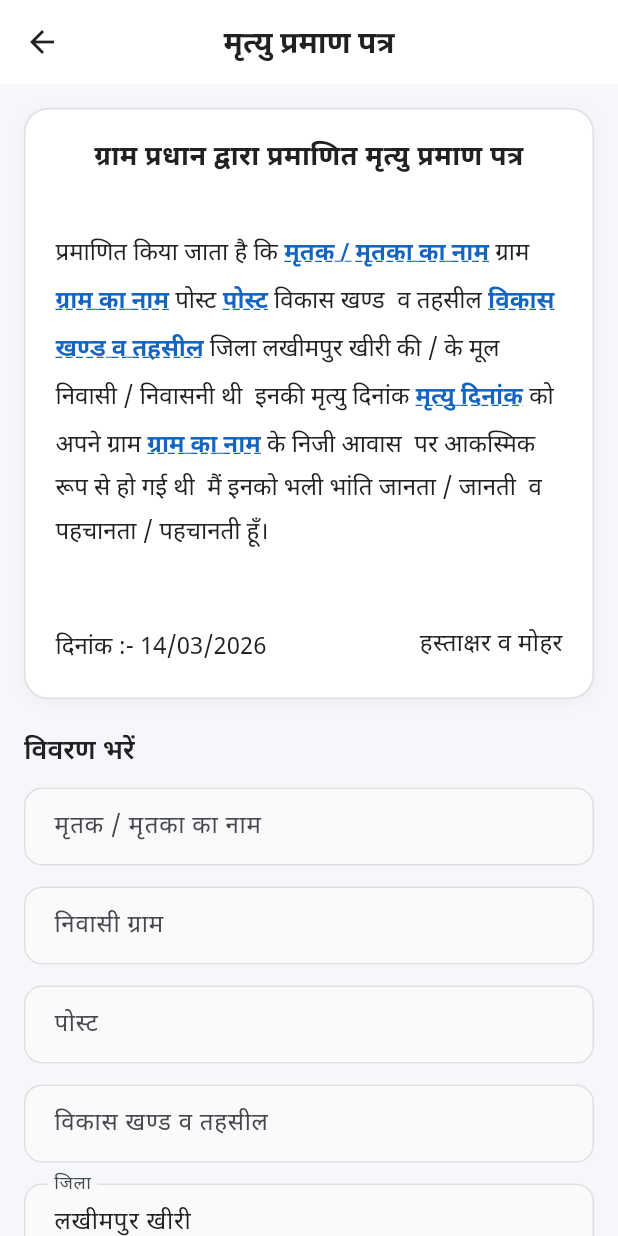
After one commit to Samoon-Digital/pdftyping, a Flutter app: the DeathGrameenEditorScreen screen opened directly, on a phone screen of 412 x 824 dp. The commit adds this screen. Run offline on Flutter 3.47's test engine with Material 3 defaults, Android fonts, the phone set to English and light mode, and no system bars; our stand-ins replace google_mobile_ads, pdf, printing, shared_preferences; missing offline and left inert: syncfusion_flutter_pdfviewer; accounts and stored records are empty.

Commit message:
death grameen added

```diff
--- /dev/null
+++ b/lib/screens/death_grameen_editor_screen.dart
@@ -0,0 +1,508 @@
+import 'dart:io';
+import 'dart:ui' as ui;
+import 'package:flutter/material.dart';
+import 'package:flutter/rendering.dart';
+import 'package:path_provider/path_provider.dart';
+import 'package:pdf/pdf.dart';
+import 'package:pdf/widgets.dart' as pw;
+import '../widgets/suggestible_input_field.dart';
+import '../widgets/pdf_generation_widgets.dart';
+
+class DeathGrameenEditorScreen extends StatefulWidget {
+  final VoidCallback? onPdfSaved;
+  const DeathGrameenEditorScreen({super.key, this.onPdfSaved});
+
+  @override
+  State<DeathGrameenEditorScreen> createState() =>
+      _DeathGrameenEditorScreenState();
+}
+
+class _DeathGrameenEditorScreenState extends State<DeathGrameenEditorScreen> {
+  final _deceasedNameCtrl = TextEditingController();
+  final _gramCtrl = TextEditingController();
+  final _postCtrl = TextEditingController();
+  final _vikasKhandCtrl = TextEditingController();
+  final _jilaCtrl = TextEditingController(text: 'लखीमपुर खीरी');
+  final _deathDateCtrl = TextEditingController();
+  final _deathGramCtrl = TextEditingController();
+  final _dateCtrl = TextEditingController();
+
+  final _formKey = GlobalKey<FormState>();
+  bool _deathGramManuallyEdited = false;
+
+  @override
+  void initState() {
+    super.initState();
+    // Auto-fill मृत्यु का ग्राम from ग्राम, unless user edits it manually
+    _gramCtrl.addListener(() {
+      if (!_deathGramManuallyEdited) {
+        final val = _gramCtrl.text;
+        if (_deathGramCtrl.text != val) {
+          _deathGramCtrl.text = val;
+          setState(() {});
+        }
+      }
+    });
+    // Auto-fill today's date
+    final now = DateTime.now();
+    _dateCtrl.text =
+        '${now.day.toString().padLeft(2, '0')}/${now.month.toString().padLeft(2, '0')}/${now.year}';
+  }
+
+  Future<void> _pickDeathDate() async {
+    final now = DateTime.now();
+    final picked = await showDatePicker(
+      context: context,
+      initialDate: now,
+      firstDate: DateTime(2000),
+      lastDate: DateTime(2100),
+      locale: const Locale('hi', 'IN'),
+    );
+    if (picked != null && mounted) {
+      _deathDateCtrl.text =
+          '${picked.day.toString().padLeft(2, '0')}/${picked.month.toString().padLeft(2, '0')}/${picked.year}';
+      setState(() {});
+    }
+  }
+
+  Future<void> _pickDate() async {
+    final now = DateTime.now();
+    final picked = await showDatePicker(
+      context: context,
+      initialDate: now,
+      firstDate: DateTime(2000),
+      lastDate: DateTime(2100),
+      locale: const Locale('hi', 'IN'),
+    );
+    if (picked != null && mounted) {
+      _dateCtrl.text =
+          '${picked.day.toString().padLeft(2, '0')}/${picked.month.toString().padLeft(2, '0')}/${picked.year}';
+      setState(() {});
+    }
+  }
+
+  // ── Build body text segments ──
+  List<_TextSegment> _buildDocumentSegments() {
+    final deceased = _deceasedNameCtrl.text.trim();
+    final gram = _gramCtrl.text.trim();
+    final post = _postCtrl.text.trim();
+    final vikasKhand = _vikasKhandCtrl.text.trim();
+    final jila = _jilaCtrl.text.trim();
+    final deathDate = _deathDateCtrl.text.trim();
+    final deathGram = _deathGramCtrl.text.trim();
+
+    return [
+      const _TextSegment('प्रमाणित किया जाता है कि ', false),
+      _TextSegment(
+        deceased.isEmpty ? 'मृतक / मृतका का नाम' : deceased,
+        deceased.isEmpty,
+      ),
+      const _TextSegment(' ग्राम ', false),
+      _TextSegment(gram.isEmpty ? 'ग्राम का नाम' : gram, gram.isEmpty),
+      const _TextSegment(' पोस्ट ', false),
+      _TextSegment(post.isEmpty ? 'पोस्ट' : post, post.isEmpty),
+      const _TextSegment(' विकास खण्ड  व तहसील ', false),
+      _TextSegment(
+        vikasKhand.isEmpty ? 'विकास खण्ड व तहसील' : vikasKhand,
+        vikasKhand.isEmpty,
+      ),
+      const _TextSegment(' जिला ', false),
+      _TextSegment(jila.isEmpty ? 'जिला' : jila, false),
+      const _TextSegment(
+        ' की / के मूल निवासी / निवासनी थी  इनकी मृत्यु दिनांक ',
+        false,
+      ),
+      _TextSegment(
+        deathDate.isEmpty ? 'मृत्यु दिनांक' : deathDate,
+        deathDate.isEmpty,
+      ),
+      const _TextSegment(' को  अपने ग्राम ', false),
+      _TextSegment(
+        deathGram.isEmpty ? 'ग्राम का नाम' : deathGram,
+        deathGram.isEmpty,
+      ),
+      const _TextSegment(
+        ' के निजी आवास  पर आकस्मिक रूप से हो गई थी  मैं इनको भली भांति जानता / जानती  व पहचानता / पहचानती हूँ।',
+        false,
+      ),
+    ];
+  }
+
+  // ── Trigger PDF generation ──
+  Future<void> _generatePdf() async {
+    if (!_formKey.currentState!.validate()) return;
+
+    showDialog(
+      context: context,
+      barrierDismissible: false,
+      barrierColor: Colors.black45,
+      builder: (_) => const PdfGeneratingDialog(),
+    );
+
+    try {
+      await _doGeneratePdf();
+    } catch (_) {
+      if (mounted) Navigator.of(context).pop();
+    }
+  }
+
+  Future<void> _doGeneratePdf() async {
+    final pdfCaptureKey = GlobalKey();
+
+    final overlayEntry = OverlayEntry(
+      builder: (_) => Positioned(
+        left: -2000,
+        top: 0,
+        child: Material(
+          color: Colors.white,
+          child: RepaintBoundary(
+            key: pdfCaptureKey,
+            child: Container(
+              width: 560,
+              color: Colors.white,
+              padding: const EdgeInsets.fromLTRB(45, 50, 45, 50),
+              child: _buildDocumentPreview(fontSize: 11.3),
+            ),
+          ),
+        ),
+      ),
+    );
+
+    Overlay.of(context).insert(overlayEntry);
+    await WidgetsBinding.instance.endOfFrame;
+
+    final boundary =
+        pdfCaptureKey.currentContext!.findRenderObject()
+            as RenderRepaintBoundary;
+    final ui.Image image = await boundary.toImage(pixelRatio: 4.0);
+
+    const cropPx = 8;
+    final cropRecorder = ui.PictureRecorder();
+    final cropCanvas = ui.Canvas(cropRecorder);
+    cropCanvas.drawImageRect(
+      image,
+      ui.Rect.fromLTWH(
+        0,
+        0,
+        image.width.toDouble(),
+        (image.height - cropPx).toDouble(),
+      ),
+      ui.Rect.fromLTWH(
+        0,
+        0,
+        image.width.toDouble(),
+        (image.height - cropPx).toDouble(),
+      ),
+      ui.Paint(),
+    );
+    final croppedImage = await cropRecorder.endRecording().toImage(
+      image.width,
+      image.height - cropPx,
+    );
+    final byteData = await croppedImage.toByteData(
+      format: ui.ImageByteFormat.png,
+    );
+    final pngBytes = byteData!.buffer.asUint8List();
+
+    overlayEntry.remove();
+
+    final pdf = pw.Document();
+    final pdfImage = pw.MemoryImage(pngBytes);
+    final a4Width = PdfPageFormat.a4.width;
+    final renderHeight = a4Width * croppedImage.height / croppedImage.width;
+
+    pdf.addPage(
+      pw.Page(
+        pageFormat: PdfPageFormat.a4,
+        margin: pw.EdgeInsets.zero,
+        build: (pw.Context ctx) => pw.Column(
+          crossAxisAlignment: pw.CrossAxisAlignment.stretch,
+          children: [
+            pw.SizedBox(
+              width: a4Width,
+              height: renderHeight,
+              child: pw.Image(pdfImage, fit: pw.BoxFit.fitWidth),
+            ),
+          ],
+        ),
+      ),
+    );
+
+    if (!mounted) return;
+
+    final docsDir = await getApplicationDocumentsDirectory();
+    final deceased = _deceasedNameCtrl.text.trim();
+    final now = DateTime.now();
+    final stamp =
+        '${now.year}${now.month.toString().padLeft(2, '0')}${now.day.toString().padLeft(2, '0')}_'
+        '${now.hour.toString().padLeft(2, '0')}${now.minute.toString().padLeft(2, '0')}${now.second.toString().padLeft(2, '0')}';
+    final safeDeceased = deceased
+        .replaceAll(RegExp(r'[^\w\u0900-\u097F ]'), '')
+        .trim();
+    final fileName =
+        'मृत्यु_प्रमाण_${safeDeceased.isNotEmpty ? safeDeceased : 'प्रमाण'}_$stamp.pdf';
+    final pdfBytes = await pdf.save();
+    final file = File('${docsDir.path}/$fileName');
+    await file.writeAsBytes(pdfBytes);
+
+    if (!mounted) return;
+
+    Navigator.of(context).pop(); // dismiss loading dialog
+
+    if (!mounted) return;
+
+    showModalBottomSheet(
+      context: context,
+      isDismissible: false,
+      enableDrag: false,
+      backgroundColor: Colors.white,
+      shape: const RoundedRectangleBorder(
+        borderRadius: BorderRadius.vertical(top: Radius.circular(28)),
+      ),
+      builder: (_) => PdfSuccessSheet(
+        fileName: fileName,
+        onViewSaved: () {
+          final nav = Navigator.of(context);
+          nav.pop();
+          nav.pop();
+          widget.onPdfSaved?.call();
+        },
+        onMakeAnother: () {
+          Navigator.of(context).pop();
+        },
+      ),
+    );
+  }
+
+  @override
+  void dispose() {
+    _deceasedNameCtrl.dispose();
+    _gramCtrl.dispose();
+    _postCtrl.dispose();
+    _vikasKhandCtrl.dispose();
+    _jilaCtrl.dispose();
+    _deathDateCtrl.dispose();
+    _deathGramCtrl.dispose();
+    _dateCtrl.dispose();
+    super.dispose();
+  }
+
+  @override
+  Widget build(BuildContext context) {
+    return Scaffold(
+      appBar: AppBar(title: const Text('मृत्यु प्रमाण पत्र')),
+      body: SingleChildScrollView(
+        padding: const EdgeInsets.all(16),
+        child: Form(
+          key: _formKey,
+          child: Column(
+            crossAxisAlignment: CrossAxisAlignment.stretch,
+            children: [
+              // ── Document Preview ──
+              Container(
+                decoration: BoxDecoration(
+                  borderRadius: BorderRadius.circular(16),
+                  border: Border.all(color: const Color(0xFFE0E0E0)),
+                  boxShadow: [
+                    BoxShadow(
+                      color: Colors.black.withValues(alpha: 0.04),
+                      blurRadius: 8,
+                      offset: const Offset(0, 2),
+                    ),
+                  ],
+                ),
+                child: ClipRRect(
+                  borderRadius: BorderRadius.circular(16),
+                  child: Container(
+                    width: double.infinity,
+                    color: Colors.white,
+                    padding: const EdgeInsets.all(20),
+                    child: _buildDocumentPreview(),
+                  ),
+                ),
+              ),
+
+              const SizedBox(height: 24),
+
+              // ── Input Fields ──
+              Text(
+                'विवरण भरें',
+                style: Theme.of(context).textTheme.titleLarge?.copyWith(
+                  fontFamily: 'NotoSansDevanagari',
+                ),
+              ),
+              const SizedBox(height: 12),
+
+              SuggestibleInputField(
+                controller: _deceasedNameCtrl,
+                fieldKey: 'death_deceased_name',
+                label: 'मृतक / मृतका का नाम',
+                hint: 'जैसे : राम प्रसाद',
+                onChanged: (_) => setState(() {}),
+              ),
+              SuggestibleInputField(
+                controller: _gramCtrl,
+                fieldKey: 'death_gram',
+                label: 'निवासी ग्राम',
+                hint: 'जैसे : नगला',
+                onChanged: (_) => setState(() {}),
+              ),
+              SuggestibleInputField(
+                controller: _postCtrl,
+                fieldKey: 'death_post',
+                label: 'पोस्ट',
+                hint: 'जैसे : मोहम्मदी',
+                onChanged: (_) => setState(() {}),
+              ),
+              SuggestibleInputField(
+                controller: _vikasKhandCtrl,
+                fieldKey: 'death_vikas_khand',
+                label: 'विकास खण्ड व तहसील',
+                hint: 'जैसे : मोहम्मदी',
+                onChanged: (_) => setState(() {}),
+              ),
+              SuggestibleInputField(
+                controller: _jilaCtrl,
+                fieldKey: 'death_jila',
+                label: 'जिला',
+                hint: 'जैसे : लखीमपुर खीरी',
+                onChanged: (_) => setState(() {}),
+              ),
+              SuggestibleInputField(
+                controller: _deathDateCtrl,
+                fieldKey: 'death_death_date',
+                label: 'मृत्यु दिनांक',
+                hint: 'जैसे : 10/03/2026',
+                readOnly: true,
+                onTap: _pickDeathDate,
+                suffixIcon: const Icon(Icons.calendar_today_rounded, size: 20),
+              ),
+              SuggestibleInputField(
+                controller: _deathGramCtrl,
+                fieldKey: 'death_death_gram',
+                label: 'मृत्यु का ग्राम',
+                hint: 'जैसे : नगला (स्वतः भर जाता है)',
+                onChanged: (_) {
+                  _deathGramManuallyEdited = true;
+                  setState(() {});
+                },
+              ),
+              SuggestibleInputField(
+                controller: _dateCtrl,
+                fieldKey: 'death_cert_date',
+                label: 'प्रमाण पत्र दिनांक',
+                hint: 'जैसे : 14/03/2026',
+                readOnly: true,
+                onTap: _pickDate,
+                suffixIcon: const Icon(Icons.calendar_today_rounded, size: 20),
+              ),
+
+              const SizedBox(height: 20),
+
+              // ── Generate PDF Button ──
+              SizedBox(
+                height: 52,
+                child: ElevatedButton.icon(
+                  onPressed: _generatePdf,
+                  icon: const Icon(Icons.picture_as_pdf_rounded),
+                  label: const Text('पीडीएफ बनाएं'),
+                ),
+              ),
+
+              const SizedBox(height: 24),
+            ],
+          ),
+        ),
+      ),
+    );
+  }
+
+  // ── Live preview + off-screen PDF render ──
+  Widget _buildDocumentPreview({double? fontSize}) {
+    final segments = _buildDocumentSegments();
+    final resolvedFontSize =
+        fontSize ?? Theme.of(context).textTheme.bodyLarge?.fontSize ?? 16.0;
+    final date = _dateCtrl.text.trim();
+    final isPdf = fontSize != null;
+
+    final baseStyle = TextStyle(
+      fontFamily: 'NotoSansDevanagari',
+      fontSize: resolvedFontSize,
+      color: const Color(0xFF212121),
+      height: 1.8,
+    );
+
+    final headingStyle = baseStyle.copyWith(
+      fontSize: resolvedFontSize + 2.0,
+      fontWeight: FontWeight.bold,
+      height: 1.4,
+    );
+
+    const TextStyle phStyle = TextStyle(
+      color: Color(0xFF1565C0),
+      fontWeight: FontWeight.w600,
+      decoration: TextDecoration.underline,
+      decorationColor: Color(0xFF1565C0),
+      decorationStyle: TextDecorationStyle.dashed,
+    );
+
+    return Column(
+      crossAxisAlignment: CrossAxisAlignment.start,
+      children: [
+        // ── Heading — centered, bold, 2pt larger ──
+        Align(
+          alignment: Alignment.center,
+          child: Text(
+            'ग्राम प्रधान द्वारा प्रमाणित मृत्यु प्रमाण पत्र',
+            style: headingStyle,
+            textAlign: TextAlign.center,
+          ),
+        ),
+
+        SizedBox(height: resolvedFontSize * 2.0),
+
+        // ── Body paragraph ──
+        RichText(
+          text: TextSpan(
+            style: baseStyle,
+            children: segments.map((seg) {
+              if (seg.isPlaceholder) {
+                return TextSpan(text: seg.text, style: phStyle);
+              }
+              return TextSpan(text: seg.text);
+            }).toList(),
+          ),
+        ),
+
+        SizedBox(height: resolvedFontSize * 3.0),
+
+        // ── Footer: दिनांक left, हस्ताक्षर व मोहर right ──
+        Row(
+          mainAxisAlignment: MainAxisAlignment.spaceBetween,
+          children: [
+            RichText(
+              text: TextSpan(
+                style: baseStyle,
+                children: [
+                  const TextSpan(text: 'दिनांक :- '),
+                  TextSpan(
+                    text: date.isEmpty ? '……………' : date,
+                    style: date.isEmpty ? phStyle : null,
+                  ),
+                ],
+              ),
+            ),
+            Text('हस्ताक्षर व मोहर', style: baseStyle),
+          ],
+        ),
+      ],
+    );
+  }
+}
+
+// ── Text segment: normal or placeholder ──
+class _TextSegment {
+  final String text;
+  final bool isPlaceholder;
+  const _TextSegment(this.text, this.isPlaceholder);
+}
--- a/lib/screens/home_page.dart
+++ b/lib/screens/home_page.dart
@@ -3,6 +3,7 @@ import '../l10n/app_localizations.dart';
 import '../services/ad_service.dart';
 import '../widgets/unlock_sheet.dart';
 import 'application_editor_screen.dart';
+import 'death_grameen_editor_screen.dart';
 import 'mobile_update_editor_screen.dart';
 import 'profile_screen.dart';
 
@@ -30,6 +31,13 @@ class _HomePageState extends State<HomePage> {
       subtitle: 'बचत खाते में मोबाइल नंबर परिवर्तन हेतु आवेदन',
       icon: Icons.phone_android_rounded,
       color: Color(0xFF00897B),
+    ),
+    _TemplateItem(
+      id: 'death_grameen',
+      title: 'ग्राम प्रधान द्वारा प्रमाणित मृत्यु प्रमाण पत्र',
+      subtitle: 'ग्रामीण क्षेत्र का मृत्यु प्रमाण पत्र',
+      icon: Icons.description_rounded,
+      color: Color(0xFF6A1B9A),
     ),
   ];
 
@@ -92,6 +100,8 @@ class _HomePageState extends State<HomePage> {
     switch (templateId) {
       case 'mobile_update':
         screen = MobileUpdateEditorScreen(onPdfSaved: widget.onPdfSaved);
+      case 'death_grameen':
+        screen = DeathGrameenEditorScreen(onPdfSaved: widget.onPdfSaved);
       default:
         screen = ApplicationEditorScreen(onPdfSaved: widget.onPdfSaved);
     }
```
